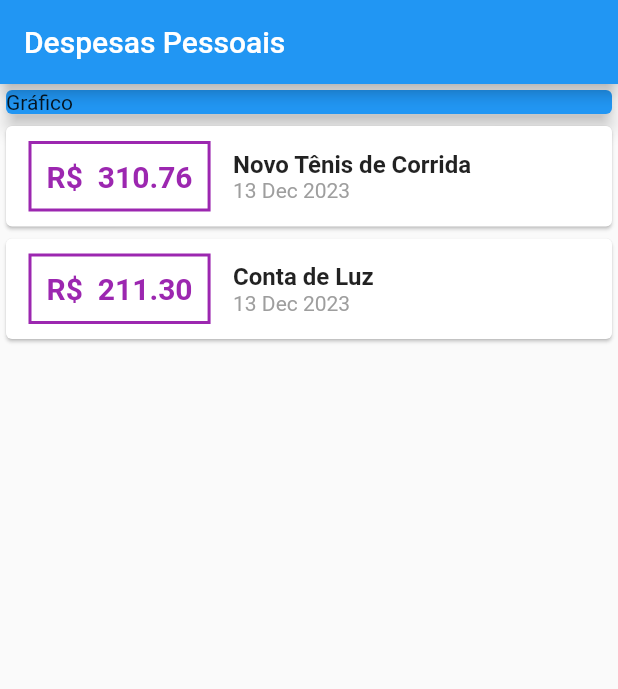
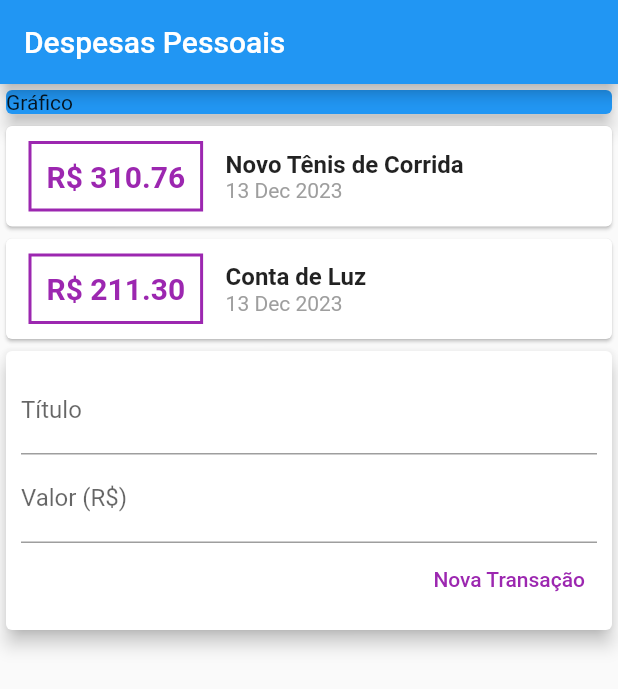
Before and after one commit to vandersonbfs/CursoFlutterUdemy, a Flutter app: the screen it shows after launch, on a phone screen of 412 x 824 dp. Shown: the top 689 px of the screen. Run offline on Flutter 3.47's test engine with Material 2 defaults, Android fonts, the phone set to English and light mode, and no system bars.

Commit message:
Aula 100. Usando TextField #01

```diff
--- a/expenses/lib/main.dart
+++ b/expenses/lib/main.dart
@@ -37,42 +37,46 @@ class MyHomePage extends StatelessWidget {
       ),
       body: Column(
         crossAxisAlignment: CrossAxisAlignment.stretch,
-        children: <Widget>[
+        children: [
           const SizedBox(
             child: Card(
               color: Colors.blue,
+              child: Text('Gráfico'),
               elevation: 5,
-              child: Text('Gráfico'),
             ),
           ),
           Column(
             children: _transactions.map((tr) {
               return Card(
                 child: Row(
-                  children: <Widget>[
+                  children: [
                     Container(
                       margin: const EdgeInsets.symmetric(
-                          horizontal: 15, vertical: 10),
+                        horizontal: 15,
+                        vertical: 10,
+                      ),
                       decoration: BoxDecoration(
                         border: Border.all(
                           color: Colors.purple,
                           width: 2,
-                      )),
+                        ),
+                      ),
                       padding: const EdgeInsets.all(10),
-                      child: Text('R\$  ${tr.value.toStringAsFixed(2)}',
+                      child: Text(
+                        'R\$ ${tr.value.toStringAsFixed(2)}',
                         style: const TextStyle(
                           fontWeight: FontWeight.bold,
                           fontSize: 20,
                           color: Colors.purple,
-                          )),
+                        ),
+                      ),
                     ),
                     Column(
                       crossAxisAlignment: CrossAxisAlignment.start,
                       children: [
                         Text(
                           tr.title,
-                          // ignore: prefer_const_constructors
-                          style: TextStyle(
+                          style: const TextStyle(
                             fontSize: 16,
                             fontWeight: FontWeight.bold,
                           ),
@@ -90,6 +94,40 @@ class MyHomePage extends StatelessWidget {
               );
             }).toList(),
           ),
+          Card(
+            elevation: 5,
+            child: Padding(
+              padding: const EdgeInsets.all(10),
+              child: Column(
+                children: [
+                  const TextField(
+                    decoration: InputDecoration(
+                      labelText: 'Título',
+                    ),
+                  ),
+                  const TextField(
+                    decoration: InputDecoration(
+                      labelText: 'Valor (R\$)',
+                    ),
+                  ),
+                  Row(
+                    mainAxisAlignment: MainAxisAlignment.end,
+                    children: <Widget>[
+                      TextButton(
+                        child: const Text(
+                          'Nova Transação',
+                          style: TextStyle(
+                            color: Colors.purple,
+                          ),
+                        ),
+                        onPressed: () {},
+                      )
+                    ],
+                  ),
+                ],
+              ),
+            ),
+          )
         ],
       ),
     );
```
Lines whose indentation alone changed are shown as unchanged.
